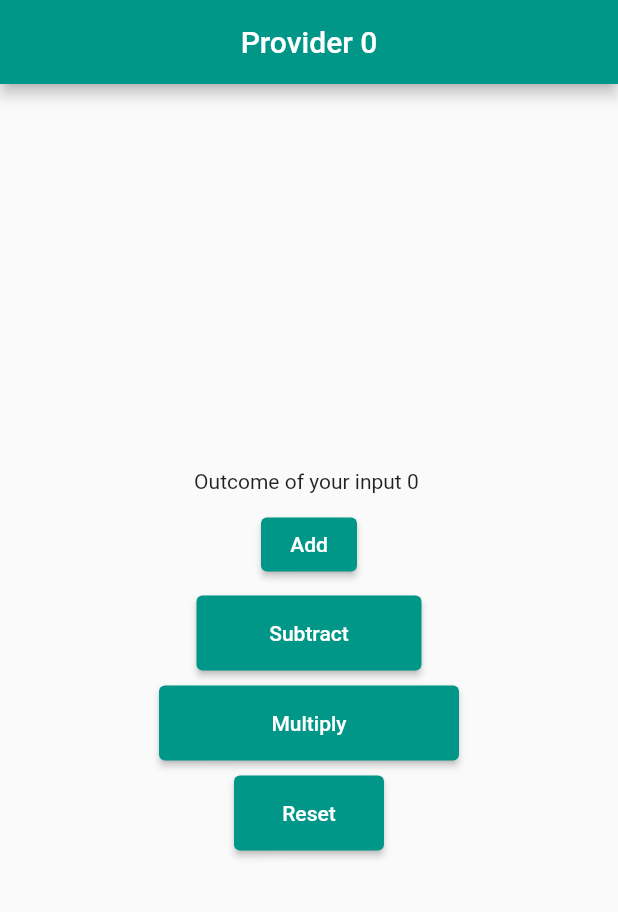
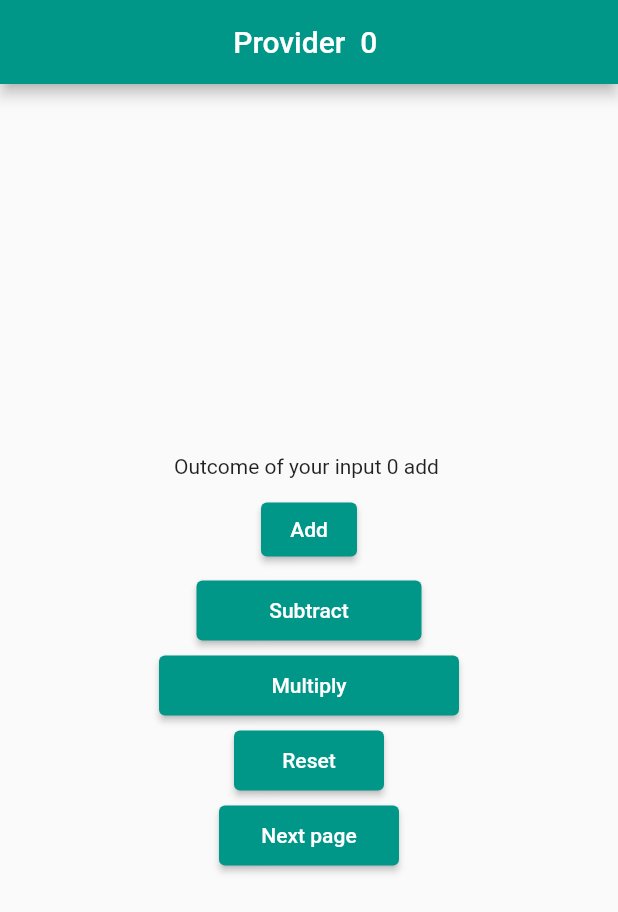
Before and after one commit to CodeWithZulu/providers, a Flutter app: the screen it shows after launch, after a tap on "Add", after a tap on "Subtract", after a tap on "Multiply", on a phone screen of 412 x 824 dp. Shown: the top 912 px of the screen. Run offline on Flutter 3.47's test engine with Material 2 defaults, Android fonts, the phone set to English and light mode, and no system bars.

Commit message:
counter provider

```diff
--- /dev/null
+++ b/lib/counter/counter.dart
@@ -0,0 +1,31 @@
+import 'package:flutter/foundation.dart';
+
+class counter extends ChangeNotifier {
+  int _count = 0;
+
+  int get count => _count;
+
+  void add() {
+    _count++;
+    notifyListeners();
+  }
+
+  void subtract() {
+    _count--;
+    notifyListeners();
+  }
+
+  void reset() {
+    _count = 0;
+    notifyListeners();
+  }
+
+  void multiply() {
+    _count = _count * 2;
+    notifyListeners();
+  }
+
+  void nextpage() {
+    notifyListeners();
+  }
+}
--- /dev/null
+++ b/lib/homepage.dart
@@ -0,0 +1,69 @@
+import 'package:flutter/material.dart';
+import 'package:myprovider/nextpage.dart';
+import 'package:provider/provider.dart';
+import 'counter/counter.dart';
+
+class Homepage extends StatelessWidget {
+  const Homepage({
+    Key? key,
+  }) : super(key: key);
+
+  @override
+  Widget build(BuildContext context) {
+    return Scaffold(
+      appBar: AppBar(
+        title: Text('Provider  ${context.watch<counter>().count} '),
+        centerTitle: true,
+      ),
+      body: Center(
+        child: Column(
+          mainAxisAlignment: MainAxisAlignment.center,
+          children: [
+            Text(
+                'Outcome of your input ${context.watch<counter>().count} add '),
+            const SizedBox(height: 10),
+            ElevatedButton(
+              onPressed: () => context.read<counter>().add(),
+              child: const Text('Add'),
+            ),
+            const SizedBox(height: 10),
+            SizedBox(
+              height: 40,
+              width: 150,
+              child: ElevatedButton(
+                  onPressed: () => context.read<counter>().subtract(),
+                  child: const Text('Subtract')),
+            ),
+            const SizedBox(height: 10),
+            SizedBox(
+              height: 40,
+              width: 200,
+              child: ElevatedButton(
+                  onPressed: () => context.read<counter>().multiply(),
+                  child: const Text('Multiply')),
+            ),
+            const SizedBox(height: 10),
+            SizedBox(
+              height: 40,
+              width: 100,
+              child: ElevatedButton(
+                  onPressed: () => context.read<counter>().reset(),
+                  child: const Text('Reset')),
+            ),
+            const SizedBox(height: 10),
+            SizedBox(
+              height: 40,
+              width: 120,
+              child: ElevatedButton(
+                  onPressed: () {
+                    Navigator.of(context).push(MaterialPageRoute(
+                        builder: (context) => const Nextpage()));
+                  },
+                  child: const Text('Next page')),
+            )
+          ],
+        ),
+      ),
+    );
+  }
+}
--- a/lib/main.dart
+++ b/lib/main.dart
@@ -1,104 +1,132 @@
-import 'dart:html';
+// import 'dart:html';
+
+// import 'package:flutter/material.dart';
+
+// void main() {
+//   runApp(const MyApp());
+// }
+
+// class MyApp extends StatefulWidget {
+//   const MyApp({Key? key}) : super(key: key);
+
+//   @override
+//   State<MyApp> createState() => _MyAppState();
+// }
+
+// int number = 0;
+
+// // int subtract = 0;
+// // int reset = 0;
+// // int multiply = 0;
+
+// class _MyAppState extends State<MyApp> {
+//   // void first() {
+//   //   setState(() {
+//   //     add++;
+//   //   });
+//   // }
+
+//   // void second() {
+//   //   setState(() {
+//   //     subtract--;
+//   //   });
+//   // }
+
+//   // This widget is the root of your application.
+//   @override
+//   Widget build(BuildContext context) {
+//     return MaterialApp(
+//       debugShowCheckedModeBanner: false,
+//       title: 'Flutter Demo',
+//       theme: ThemeData(
+//         primarySwatch: Colors.teal,
+//       ),
+//       home: Scaffold(
+//         appBar: AppBar(
+//           title: Text('Provider $number'),
+//           centerTitle: true,
+//         ),
+//         body: Center(
+//           child: Column(
+//             mainAxisAlignment: MainAxisAlignment.center,
+//             children: [
+//               Text('Outcome of your input $number '),
+//               SizedBox(height: 10),
+//               ElevatedButton(
+//                   onPressed: (() {
+//                     setState(() {
+//                       number++;
+//                     });
+//                   }),
+//                   child: Text('Add')),
+//               SizedBox(height: 10),
+//               SizedBox(
+//                 height: 50,
+//                 width: 150,
+//                 child: ElevatedButton(
+//                     onPressed: (() {
+//                       setState(() {
+//                         number--;
+//                       });
+//                     }),
+//                     child: Text('Subtract')),
+//               ),
+//               SizedBox(height: 10),
+//               SizedBox(
+//                 height: 50,
+//                 width: 200,
+//                 child: ElevatedButton(
+//                     onPressed: (() {
+//                       setState(() {
+//                         number = number * 2;
+//                       });
+//                     }),
+//                     child: Text('Multiply')),
+//               ),
+//               SizedBox(height: 10),
+//               SizedBox(
+//                 height: 50,
+//                 width: 100,
+//                 child: ElevatedButton(
+//                     onPressed: (() {
+//                       setState(() {
+//                         number = 0;
+//                       });
+//                     }),
+//                     child: Text('Reset')),
+//               )
+//             ],
+//           ),
+//         ),
+//       ),
+//     );
+//   }
+// }
 
 import 'package:flutter/material.dart';
+import 'package:myprovider/counter/counter.dart';
+import 'package:provider/provider.dart';
+
+import 'homepage.dart';
 
 void main() {
-  runApp(const MyApp());
+  runApp(MultiProvider(
+    providers: [
+      ChangeNotifierProvider(create: (_) => counter()),
+    ],
+    child: const Provider(),
+  ));
 }
 
-class MyApp extends StatefulWidget {
-  const MyApp({Key? key}) : super(key: key);
+class Provider extends StatelessWidget {
+  const Provider({Key? key}) : super(key: key);
 
-  @override
-  State<MyApp> createState() => _MyAppState();
-}
-
-int number = 0;
-
-// int subtract = 0;
-// int reset = 0;
-// int multiply = 0;
-
-class _MyAppState extends State<MyApp> {
-  // void first() {
-  //   setState(() {
-  //     add++;
-  //   });
-  // }
-
-  // void second() {
-  //   setState(() {
-  //     subtract--;
-  //   });
-  // }
-
-  // This widget is the root of your application.
   @override
   Widget build(BuildContext context) {
     return MaterialApp(
       debugShowCheckedModeBanner: false,
-      title: 'Flutter Demo',
-      theme: ThemeData(
-        primarySwatch: Colors.teal,
-      ),
-      home: Scaffold(
-        appBar: AppBar(
-          title: Text('Provider $number'),
-          centerTitle: true,
-        ),
-        body: Center(
-          child: Column(
-            mainAxisAlignment: MainAxisAlignment.center,
-            children: [
-              Text('Outcome of your input $number '),
-              SizedBox(height: 10),
-              ElevatedButton(
-                  onPressed: (() {
-                    setState(() {
-                      number++;
-                    });
-                  }),
-                  child: Text('Add')),
-              SizedBox(height: 10),
-              SizedBox(
-                height: 50,
-                width: 150,
-                child: ElevatedButton(
-                    onPressed: (() {
-                      setState(() {
-                        number--;
-                      });
-                    }),
-                    child: Text('Subtract')),
-              ),
-              SizedBox(height: 10),
-              SizedBox(
-                height: 50,
-                width: 200,
-                child: ElevatedButton(
-                    onPressed: (() {
-                      setState(() {
-                        number = number * 2;
-                      });
-                    }),
-                    child: Text('Multiply')),
-              ),
-              SizedBox(height: 10),
-              SizedBox(
-                height: 50,
-                width: 100,
-                child: ElevatedButton(
-                    onPressed: (() {
-                      setState(() {
-                        number = 0;
-                      });
-                    }),
-                    child: Text('Reset')),
-              )
-            ],
-          ),
-        ),
-      ),
+      theme: ThemeData(primarySwatch: Colors.teal),
+      home: const Homepage(),
     );
   }
 }
```
Also changed, not shown: lib/nextpage.dart (added, +43 -0 lines), pubspec.yaml (+4 -3 lines), assets/kay.jpg (added), pubspec.lock, 1 other file.
